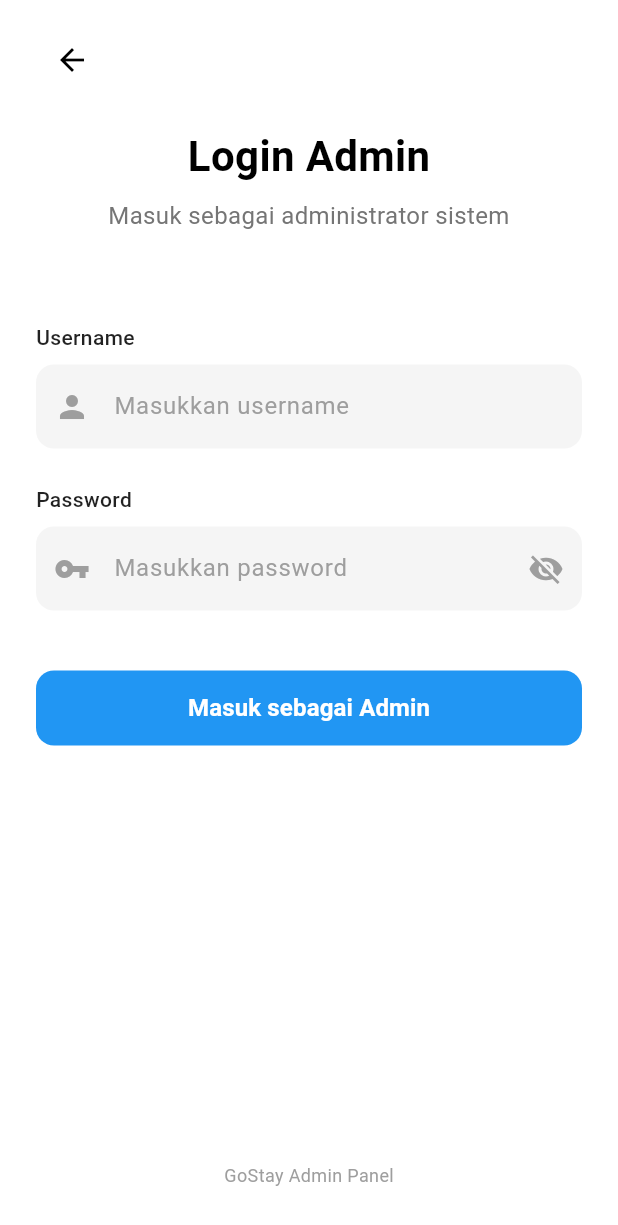
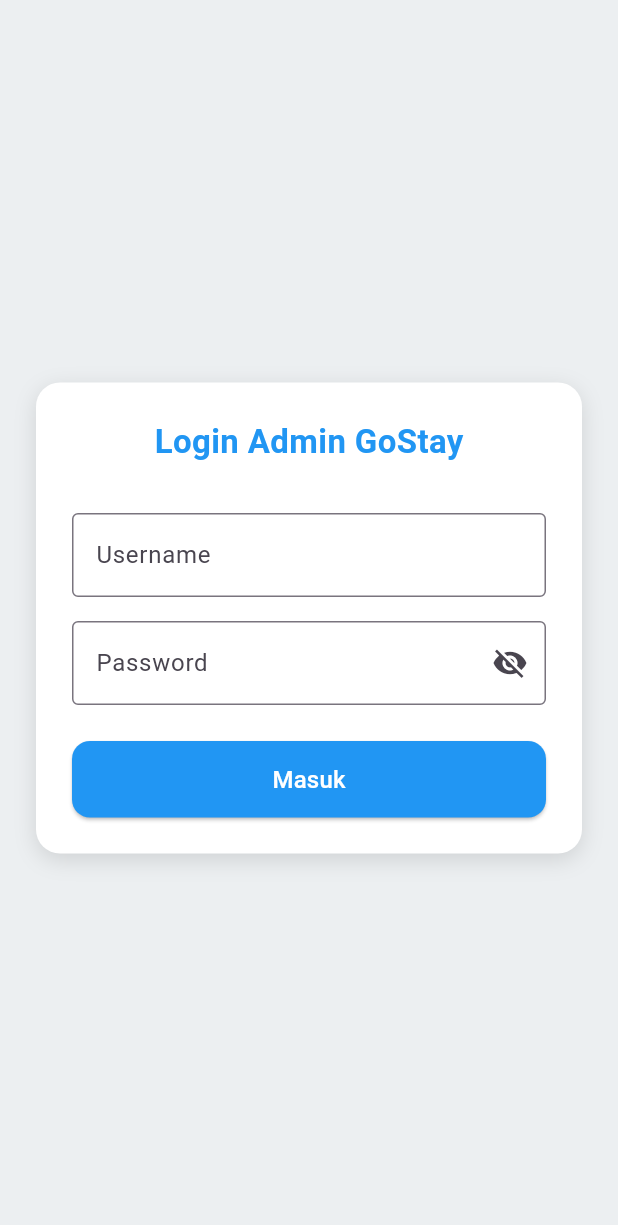
Before and after one commit to alifahfwzy/alianta_gostay, a Flutter app: the LoginAdmin screen opened directly, on a phone screen of 412 x 824 dp. Shown: the top 1225 px of the screen. Run offline on Flutter 3.47's test engine with Material 3 defaults, Android fonts, the light colour scheme and no system bars; our stand-ins replace shared_preferences, supabase_flutter; accounts and stored records are empty; network calls fail.

Commit message:
edit login admin

```diff
--- a/lib/login_admin.dart
+++ b/lib/login_admin.dart
@@ -1,9 +1,8 @@
 import 'package:flutter/material.dart';
 import 'beranda_admin.dart';
-import 'services/admin_service.dart';
 
 class LoginAdmin extends StatefulWidget {
-  const LoginAdmin({super.key});
+  const LoginAdmin({Key? key}) : super(key: key);
 
   @override
   State<LoginAdmin> createState() => _LoginAdminState();
@@ -12,260 +11,96 @@
 class _LoginAdminState extends State<LoginAdmin> {
   final TextEditingController _usernameController = TextEditingController();
   final TextEditingController _passwordController = TextEditingController();
+  final GlobalKey<FormState> _formKey = GlobalKey<FormState>();
+  bool _obscurePassword = true; // Untuk show/hide password
 
-  bool _obscurePassword = true;
-  bool _isLoading = false;
+  Future<void> _login() async {
+    final username = _usernameController.text.trim();
+    final password = _passwordController.text.trim();
 
-  @override
-  void dispose() {
-    _usernameController.dispose();
-    _passwordController.dispose();
-    super.dispose();
-  }
-
-  void _loginAdmin() async {
-    final username = _usernameController.text.trim();
-    final password = _passwordController.text;
-
-    if (username.isEmpty || password.isEmpty) {
-      _showSnackbar("Username dan Password wajib diisi.", Colors.red);
-      return;
-    }
-
-    setState(() {
-      _isLoading = true;
-    });
-
-    try {
-      final result = await AdminService.loginAdmin(
-        username: username,
-        password: password,
+    if (username == 'admin gostay' && password == 'alianta gostay') {
+      showDialog(
+        context: context,
+        builder:
+            (_) => const AlertDialog(
+              title: Text('Login Berhasil'),
+              content: Text('Anda berhasil login sebagai admin'),
+            ),
       );
 
-      if (result['success'] == true) {
-        _showNotificationDialog(
-          "Login Berhasil!",
-          "Selamat datang, Administrator",
-          true,
-        );
+      await Future.delayed(const Duration(seconds: 2));
 
-        // Navigate to admin dashboard setelah delay
-        Future.delayed(const Duration(seconds: 2), () {
-          if (mounted) {
       Navigator.pushReplacement(
         context,
-              MaterialPageRoute(builder: (_) => BerandaAdmin()),
-            );
-          }
-        });
-      } else {
-        String errorMessage = result['message'] ?? "Login gagal";
-
-        // Berikan pesan yang lebih informatif
-        if (errorMessage.contains('relation "admins" does not exist')) {
-          _showNotificationDialog(
-            "Database Belum Setup",
-            "Silakan hubungi administrator untuk konfigurasi database",
-            false,
-          );
-        } else if (errorMessage.contains('Username atau password salah')) {
-          _showNotificationDialog(
-            "Login Gagal",
-            "Username atau password yang Anda masukkan salah",
-            false,
+        MaterialPageRoute(builder: (_) => const BerandaAdmin()),
       );
     } else {
-          _showNotificationDialog("Error", errorMessage, false);
-        }
-      }
-    } catch (e) {
-      _showNotificationDialog(
-        "Error Sistem",
-        "Terjadi kesalahan: ${e.toString()}",
-        false,
-      );
-    } finally {
-      if (mounted) {
-        setState(() {
-          _isLoading = false;
-        });
-      }
-    }
-  }
-
-  void _showSnackbar(String message, [Color? backgroundColor]) {
-    ScaffoldMessenger.of(context).showSnackBar(
-      SnackBar(
-        content: Text(message),
-        backgroundColor: backgroundColor ?? Colors.blue,
-        behavior: SnackBarBehavior.floating,
+      showDialog(
+        context: context,
+        builder:
+            (_) => const AlertDialog(
+              title: Text('Login Gagal'),
+              content: Text('Username atau password salah'),
             ),
       );
     }
-
-  void _showNotificationDialog(String title, String message, bool isSuccess) {
-    showDialog(
-      context: context,
-      barrierDismissible: false,
-      builder: (BuildContext context) {
-        // Auto dismiss setelah 2 detik
-        Future.delayed(const Duration(seconds: 2), () {
-          if (mounted && Navigator.of(context).canPop()) {
-            Navigator.of(context).pop();
-          }
-        });
-
-        return Dialog(
-          shape: RoundedRectangleBorder(
-            borderRadius: BorderRadius.circular(16),
-          ),
-          child: Container(
-            padding: const EdgeInsets.all(24),
-            decoration: BoxDecoration(
-              borderRadius: BorderRadius.circular(16),
-              color: Colors.white,
-            ),
-            child: Column(
-              mainAxisSize: MainAxisSize.min,
-              children: [
-                Icon(
-                  isSuccess ? Icons.check_circle : Icons.error,
-                  color: isSuccess ? Colors.green : Colors.red,
-                  size: 48,
-                ),
-                const SizedBox(height: 16),
-                Text(
-                  title,
-                  style: const TextStyle(
-                    fontSize: 18,
-                    fontWeight: FontWeight.bold,
-                  ),
-                ),
-                const SizedBox(height: 8),
-                Text(
-                  message,
-                  textAlign: TextAlign.center,
-                  style: TextStyle(color: Colors.grey[600], fontSize: 14),
-                ),
-                const SizedBox(height: 16),
-                SizedBox(
-                  height: 4,
-                  child: LinearProgressIndicator(
-                    backgroundColor: Colors.grey[200],
-                    valueColor: AlwaysStoppedAnimation<Color>(
-                      isSuccess ? Colors.green : Colors.red,
-                    ),
-                  ),
-                ),
-              ],
-            ),
-          ),
-        );
-      },
-    );
   }
 
   @override
   Widget build(BuildContext context) {
     return Scaffold(
-      backgroundColor: Colors.white,
-      extendBodyBehindAppBar: true,
-      body: SafeArea(
-        child: Padding(
-          padding: const EdgeInsets.symmetric(horizontal: 24, vertical: 16),
-          child: Column(
-            children: [
-              // Back button
-              Row(
-                children: [
-                  IconButton(
-                    icon: const Icon(Icons.arrow_back, color: Colors.black),
-                    onPressed: () => Navigator.of(context).pop(),
+      backgroundColor: const Color(0xFFECEFF1),
+      body: Center(
+        child: SingleChildScrollView(
+          padding: const EdgeInsets.all(24),
+          child: Container(
+            padding: const EdgeInsets.all(24),
+            decoration: BoxDecoration(
+              color: Colors.white,
+              borderRadius: BorderRadius.circular(16),
+              boxShadow: const [
+                BoxShadow(
+                  color: Colors.black12,
+                  blurRadius: 12,
+                  offset: Offset(0, 4),
                 ),
               ],
             ),
-              const SizedBox(height: 20),
+            child: Form(
+              key: _formKey,
+              child: Column(
+                mainAxisSize: MainAxisSize.min,
+                children: [
                   const Text(
-                'Login Admin',
+                    'Login Admin GoStay',
                     style: TextStyle(
-                  fontSize: 28,
+                      fontSize: 22,
                       fontWeight: FontWeight.bold,
-                  color: Colors.black,
+                      color: Colors.blue,
                     ),
                   ),
-              const SizedBox(height: 8),
-              Text(
-                'Masuk sebagai administrator sistem',
-                style: TextStyle(fontSize: 16, color: Colors.grey[600]),
-                textAlign: TextAlign.center,
+                  const SizedBox(height: 32),
+                  TextFormField(
+                    controller: _usernameController,
+                    decoration: const InputDecoration(
+                      labelText: 'Username',
+                      border: OutlineInputBorder(),
                     ),
-              const SizedBox(height: 60),
-
-              // Form Section
-              Column(
-                crossAxisAlignment: CrossAxisAlignment.start,
-                children: [
-                  const Text(
-                    'Username',
-                    style: TextStyle(
-                      fontSize: 14,
-                      fontWeight: FontWeight.w500,
-                      color: Colors.black87,
+                    validator:
+                        (value) => value!.isEmpty ? 'Masukkan username' : null,
                   ),
-                  ),
-                  const SizedBox(height: 8),
-                  TextField(
-                    controller: _usernameController,
-                    decoration: InputDecoration(
-                      hintText: 'Masukkan username ',
-                      hintStyle: TextStyle(color: Colors.grey[500]),
-                      filled: true,
-                      fillColor: Colors.grey[100],
-                      border: OutlineInputBorder(
-                        borderRadius: BorderRadius.circular(12),
-                        borderSide: BorderSide.none,
-                      ),
-                      contentPadding: const EdgeInsets.symmetric(
-                        horizontal: 16,
-                        vertical: 16,
-                      ),
-                      prefixIcon: Icon(Icons.person, color: Colors.grey[500]),
-                    ),
-                  ),
-                  const SizedBox(height: 24),
-
-                  const Text(
-                    'Password',
-                    style: TextStyle(
-                      fontSize: 14,
-                      fontWeight: FontWeight.w500,
-                      color: Colors.black87,
-                    ),
-                  ),
-                  const SizedBox(height: 8),
-                  TextField(
+                  const SizedBox(height: 16),
+                  TextFormField(
                     controller: _passwordController,
                     obscureText: _obscurePassword,
                     decoration: InputDecoration(
-                      hintText: 'Masukkan password ',
-                      hintStyle: TextStyle(color: Colors.grey[500]),
-                      filled: true,
-                      fillColor: Colors.grey[100],
-                      border: OutlineInputBorder(
-                        borderRadius: BorderRadius.circular(12),
-                        borderSide: BorderSide.none,
-                      ),
-                      contentPadding: const EdgeInsets.symmetric(
-                        horizontal: 16,
-                        vertical: 16,
-                      ),
-                      prefixIcon: Icon(Icons.vpn_key, color: Colors.grey[500]),
+                      labelText: 'Password',
+                      border: const OutlineInputBorder(),
                       suffixIcon: IconButton(
                         icon: Icon(
                           _obscurePassword
                               ? Icons.visibility_off
                               : Icons.visibility,
-                          color: Colors.grey[500],
                         ),
                         onPressed: () {
                           setState(() {
@@ -274,61 +109,38 @@
                         },
                       ),
                     ),
+                    validator:
+                        (value) => value!.isEmpty ? 'Masukkan password' : null,
                   ),
-                ],
-              ),
-
-              const SizedBox(height: 40),
-
-              // Login Button
+                  const SizedBox(height: 24),
                   SizedBox(
                     width: double.infinity,
-                height: 50,
                     child: ElevatedButton(
-                  onPressed: _isLoading ? null : _loginAdmin,
                       style: ElevatedButton.styleFrom(
+                        padding: const EdgeInsets.symmetric(vertical: 14),
                         backgroundColor: Colors.blue,
                         foregroundColor: Colors.white,
-                    elevation: 0,
                         shape: RoundedRectangleBorder(
                           borderRadius: BorderRadius.circular(12),
                         ),
                       ),
-                  child:
-                      _isLoading
-                          ? const SizedBox(
-                            height: 20,
-                            width: 20,
-                            child: CircularProgressIndicator(
-                              strokeWidth: 2,
-                              valueColor: AlwaysStoppedAnimation<Color>(
-                                Colors.white,
+                      onPressed: () {
+                        if (_formKey.currentState!.validate()) {
+                          _login();
+                        }
+                      },
+                      child: const Text(
+                        'Masuk',
+                        style: TextStyle(fontSize: 16),
                       ),
-                            ),
-                          )
-                          : const Text(
-                            'Masuk sebagai Admin',
-                            style: TextStyle(
-                              fontSize: 16,
-                              fontWeight: FontWeight.w600,
-                            ),
-                          ),
-                ),
-              ),
-
-              const Spacer(),
-
-              Container(
-                padding: const EdgeInsets.symmetric(vertical: 16),
-                child: Text(
-                  'GoStay Admin Panel',
-                  style: TextStyle(fontSize: 12, color: Colors.grey[500]),
                     ),
                   ),
                 ],
               ),
             ),
           ),
+        ),
+      ),
     );
   }
 }
```
Also changed, not shown: pubspec.lock. Lines whose indentation alone changed are shown as unchanged.
